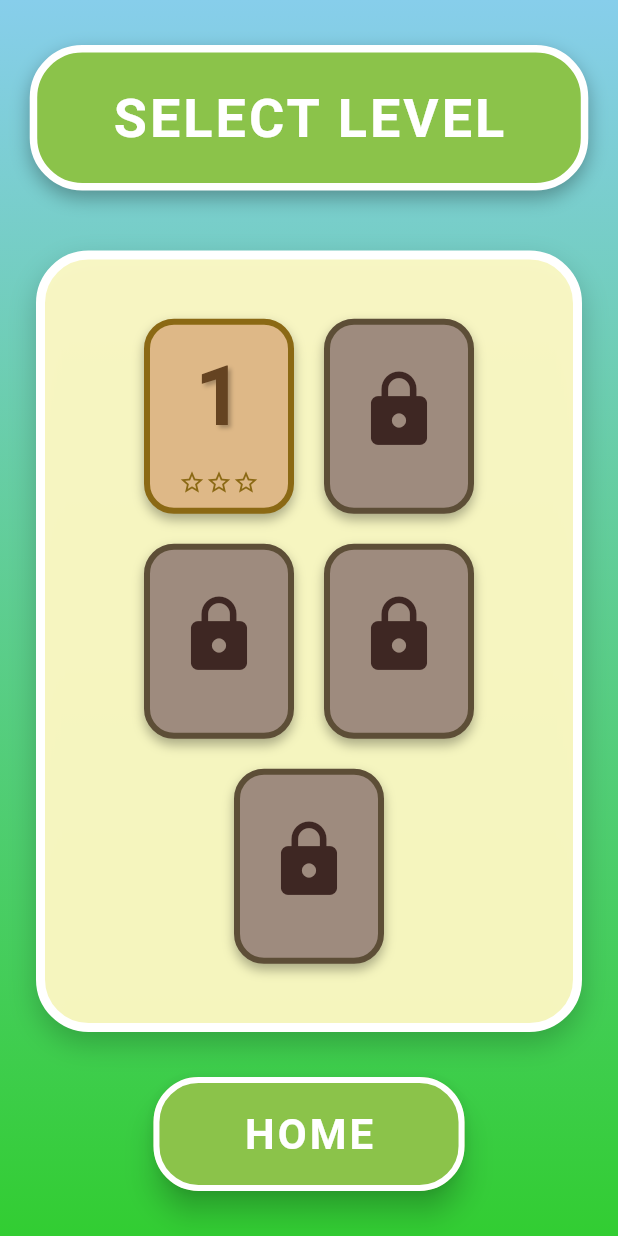
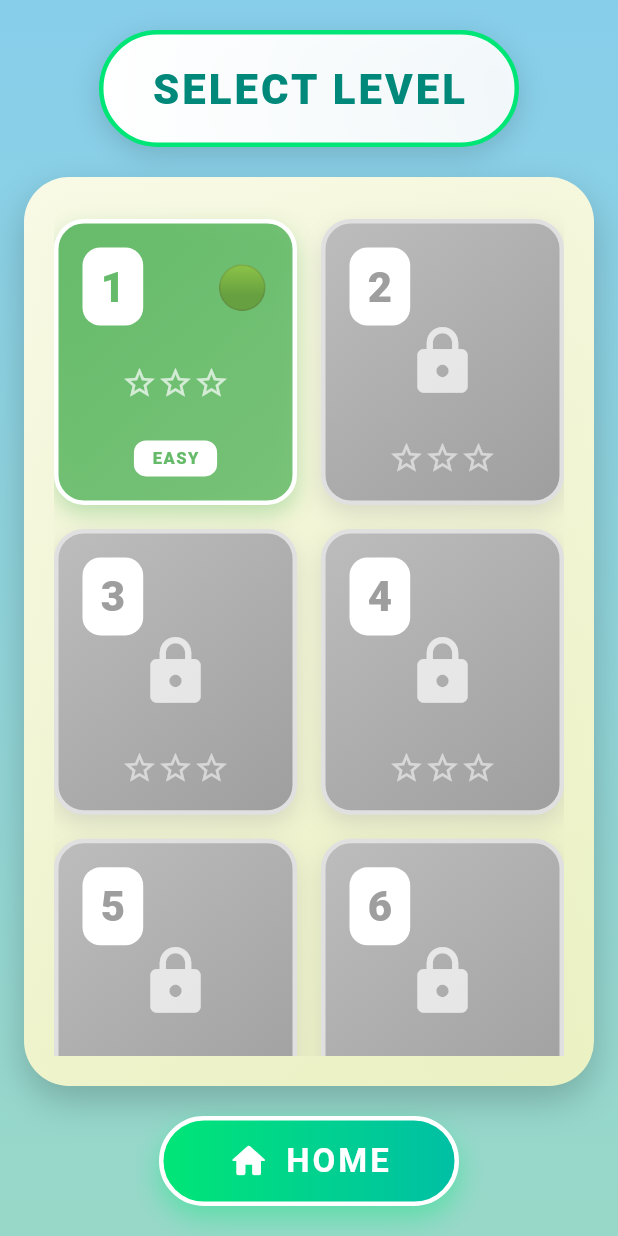
Before and after one commit to Joshh181/Whack-A-Mole-2, a Flutter app: the LevelSelectionScreen screen opened directly, on a phone screen of 412 x 824 dp. Run offline on Flutter 3.47's test engine with Material 3 defaults, Android fonts, the phone set to English and light mode, and no system bars; our stand-ins replace audioplayers, shared_preferences, supabase_flutter; accounts and stored records are empty.

Commit message:
refactor: expand levels from 5 to 10 and enhance level selection UI

```diff
--- a/lib/screens/level_selection_screen.dart
+++ b/lib/screens/level_selection_screen.dart
@@ -17,147 +17,132 @@ class LevelSelectionScreen extends StatelessWidget {
             end: Alignment.bottomCenter,
             colors: [
               Color(0xFF87CEEB),
-              Color(0xFF32CD32),
+              Color(0xFF98D8C8),
             ],
           ),
         ),
         child: SafeArea(
           child: Column(
             children: [
-              const SizedBox(height: 30),
-
-              // Title
-              Container(
-                padding: const EdgeInsets.symmetric(
-                  horizontal: 50,
-                  vertical: 18,
+              // ═══ HEADER ═══
+              Padding(
+                padding: const EdgeInsets.all(20.0),
+                child: Container(
+                  padding: const EdgeInsets.symmetric(horizontal: 32, vertical: 16),
+                  decoration: BoxDecoration(
+                    gradient: LinearGradient(
+                      colors: [Colors.white, Colors.white.withOpacity(0.9)],
                     ),
-                decoration: BoxDecoration(
-                  color: const Color(0xFF8BC34A),
-                  borderRadius: BorderRadius.circular(35),
-                  border: Border.all(color: Colors.white, width: 5),
+                    borderRadius: BorderRadius.circular(50),
                     boxShadow: [
                       BoxShadow(
-                      color: Colors.black.withOpacity(0.3),
-                      blurRadius: 10,
+                        color: Colors.black.withOpacity(0.15),
+                        blurRadius: 15,
                         offset: const Offset(0, 5),
                       ),
                     ],
+                    border: Border.all(color: const Color(0xFF00E676), width: 3),
                   ),
                   child: const Text(
                     'SELECT LEVEL',
                     style: TextStyle(
-                    fontSize: 36,
-                    fontWeight: FontWeight.bold,
-                    color: Colors.white,
+                      fontSize: 28,
+                      fontWeight: FontWeight.w900,
+                      color: Color(0xFF00897B),
                       letterSpacing: 2,
                     ),
                   ),
                 ),
+              ),
 
-              const SizedBox(height: 40),
-
-              // Main Panel with levels
+              // ═══ LEVELS GRID ═══
               Expanded(
                 child: Container(
-                  margin: const EdgeInsets.symmetric(horizontal: 24),
-                  padding: const EdgeInsets.all(30),
+                  margin: const EdgeInsets.symmetric(horizontal: 16),
+                  padding: const EdgeInsets.all(20),
                   decoration: BoxDecoration(
-                    color: const Color(0xFFFFF9C4).withOpacity(0.95),
-                    borderRadius: BorderRadius.circular(35),
-                    border: Border.all(color: Colors.white, width: 6),
+                    gradient: LinearGradient(
+                      begin: Alignment.topLeft,
+                      end: Alignment.bottomRight,
+                      colors: [
+                        const Color(0xFFFFFDE7).withOpacity(0.95),
+                        const Color(0xFFF0F4C3).withOpacity(0.95),
+                      ],
+                    ),
+                    borderRadius: BorderRadius.circular(30),
                     boxShadow: [
                       BoxShadow(
                         color: Colors.black.withOpacity(0.2),
-                        blurRadius: 15,
-                        offset: const Offset(0, 8),
+                        blurRadius: 20,
+                        offset: const Offset(0, 10),
                       ),
                     ],
                   ),
                   child: Consumer<LevelProvider>(
                     builder: (context, levelProvider, child) {
-                      return Column(
-                        mainAxisAlignment: MainAxisAlignment.center,
-                        children: [
-                          // First row - Levels 1-2
-                          Row(
-                            mainAxisAlignment: MainAxisAlignment.center,
-                            children: [
-                              _buildLevelButton(
-                                context,
-                                levelProvider.levels[0],
-                                levelProvider,
+                      return GridView.builder(
+                        padding: const EdgeInsets.symmetric(vertical: 8),
+                        gridDelegate: const SliverGridDelegateWithFixedCrossAxisCount(
+                          crossAxisCount: 2,
+                          crossAxisSpacing: 16,
+                          mainAxisSpacing: 16,
+                          childAspectRatio: 0.85,
                         ),
-                              const SizedBox(width: 20),
-                              _buildLevelButton(
-                                context,
-                                levelProvider.levels[1],
-                                levelProvider,
-                              ),
-                            ],
-                          ),
-
-                          const SizedBox(height: 20),
-
-                          // Second row - Levels 3-4
-                          Row(
-                            mainAxisAlignment: MainAxisAlignment.center,
-                            children: [
-                              _buildLevelButton(
-                                context,
-                                levelProvider.levels[2],
-                                levelProvider,
-                              ),
-                              const SizedBox(width: 20),
-                              _buildLevelButton(
-                                context,
-                                levelProvider.levels[3],
-                                levelProvider,
-                              ),
-                            ],
-                          ),
-
-                          const SizedBox(height: 20),
-
-                          // Third row - Level 5 centered
-                          _buildLevelButton(
-                            context,
-                            levelProvider.levels[4],
-                            levelProvider,
-                          ),
-                        ],
+                        itemCount: levelProvider.levels.length, // Now 10 levels
+                        itemBuilder: (context, index) {
+                          final level = levelProvider.levels[index];
+                          return _LevelCard(level: level);
+                        },
                       );
                     },
                   ),
                 ),
               ),
 
-              const SizedBox(height: 30),
-
-              // Home Button
-              Container(
-                margin: const EdgeInsets.only(bottom: 30),
+              // ═══ HOME BUTTON ═══
+              Padding(
+                padding: const EdgeInsets.all(20.0),
+                child: Container(
+                  width: 200,
+                  height: 60,
+                  decoration: BoxDecoration(
+                    borderRadius: BorderRadius.circular(50),
+                    gradient: const LinearGradient(
+                      colors: [Color(0xFF00E676), Color(0xFF00BFA5)],
+                    ),
+                    boxShadow: [
+                      BoxShadow(
+                        color: const Color(0xFF00E676).withOpacity(0.4),
+                        blurRadius: 15,
+                        offset: const Offset(0, 8),
+                      ),
+                    ],
+                    border: Border.all(color: Colors.white, width: 3),
+                  ),
                   child: ElevatedButton(
                     onPressed: () => Navigator.pop(context),
                     style: ElevatedButton.styleFrom(
-                    backgroundColor: const Color(0xFF8BC34A),
-                    padding: const EdgeInsets.symmetric(
-                      horizontal: 60,
-                      vertical: 18,
+                      backgroundColor: Colors.transparent,
+                      shadowColor: Colors.transparent,
+                      shape: RoundedRectangleBorder(
+                        borderRadius: BorderRadius.circular(50),
                       ),
-                    shape: RoundedRectangleBorder(
-                      borderRadius: BorderRadius.circular(30),
-                      side: const BorderSide(color: Colors.white, width: 4),
                     ),
-                    elevation: 8,
-                  ),
-                  child: const Text(
+                    child: const Row(
+                      mainAxisAlignment: MainAxisAlignment.center,
+                      children: [
+                        Icon(Icons.home_rounded, size: 28, color: Colors.white),
+                        SizedBox(width: 10),
+                        Text(
                           'HOME',
                           style: TextStyle(
-                      fontSize: 28,
+                            fontSize: 22,
                             fontWeight: FontWeight.bold,
                             color: Colors.white,
                             letterSpacing: 2,
+                          ),
+                        ),
+                      ],
                     ),
                   ),
                 ),
@@ -168,207 +153,186 @@ class LevelSelectionScreen extends StatelessWidget {
       ),
     );
   }
+}
 
-  Widget _buildLevelButton(BuildContext context, Level level, LevelProvider levelProvider) {
+// ═══════════════════════════════════════════════════════════════════════════
+// LEVEL CARD WIDGET
+// ═══════════════════════════════════════════════════════════════════════════
+
+class _LevelCard extends StatelessWidget {
+  final Level level;
+
+  const _LevelCard({required this.level});
+
+  Color _getLevelColor() {
+    // Levels 1-5: Green shades
+    if (level.levelNumber <= 5) {
+      return Colors.green.shade400;
+    }
+    // Levels 6-8: Orange shades
+    if (level.levelNumber <= 8) {
+      return Colors.orange.shade400;
+    }
+    // Levels 9-10: Red shades
+    return Colors.red.shade400;
+  }
+
+  String _getLevelBadge() {
+    if (level.levelNumber <= 5) return '🟢';  // Beginner
+    if (level.levelNumber <= 8) return '🟠';  // Intermediate
+    return '🔴';  // Expert
+  }
+
+  String _getDifficultyLabel() {
+    if (level.levelNumber <= 5) return 'EASY';
+    if (level.levelNumber <= 8) return 'MEDIUM';
+    return 'HARD';
+  }
+
+  @override
+  Widget build(BuildContext context) {
+    final isLocked = !level.isUnlocked;
+    final cardColor = _getLevelColor();
+
     return GestureDetector(
       onTap: () {
         if (level.isUnlocked) {
-          _showLevelDialog(context, level, levelProvider);
+          Navigator.push(
+            context,
+            MaterialPageRoute(
+              builder: (_) => GameScreen(level: level),
+            ),
+          );
+        } else {
+          ScaffoldMessenger.of(context).showSnackBar(
+            SnackBar(
+              content: Row(
+                children: [
+                  const Icon(Icons.lock, color: Colors.white),
+                  const SizedBox(width: 12),
+                  Text(
+                    'Complete Level ${level.levelNumber - 1} to unlock!',
+                    style: const TextStyle(fontSize: 16, fontWeight: FontWeight.bold),
+                  ),
+                ],
+              ),
+              backgroundColor: Colors.red.shade600,
+              behavior: SnackBarBehavior.floating,
+              shape: RoundedRectangleBorder(borderRadius: BorderRadius.circular(12)),
+              margin: const EdgeInsets.all(16),
+            ),
+          );
         }
       },
       child: Container(
-        width: 100,
-        height: 130,
         decoration: BoxDecoration(
-          color: level.isUnlocked
-              ? const Color(0xFFDEB887)
-              : const Color(0xFF9E8B7E),
+          gradient: LinearGradient(
+            begin: Alignment.topLeft,
+            end: Alignment.bottomRight,
+            colors: isLocked
+                ? [Colors.grey.shade400, Colors.grey.shade500]
+                : [cardColor, cardColor.withOpacity(0.8)],
+          ),
           borderRadius: BorderRadius.circular(20),
-          border: Border.all(
-            color: level.isUnlocked
-                ? const Color(0xFF8B6914)
-                : const Color(0xFF5D4E37),
-            width: 4,
-          ),
           boxShadow: [
             BoxShadow(
-              color: Colors.black.withOpacity(0.3),
-              blurRadius: 6,
-              offset: const Offset(0, 4),
+              color: isLocked
+                  ? Colors.grey.withOpacity(0.3)
+                  : cardColor.withOpacity(0.4),
+              blurRadius: 12,
+              offset: const Offset(0, 6),
+            ),
+          ],
+          border: Border.all(
+            color: isLocked ? Colors.grey.shade300 : Colors.white,
+            width: 3,
+          ),
+        ),
+        child: Stack(
+          children: [
+            // Level content
+            Padding(
+              padding: const EdgeInsets.all(16.0),
+              child: Column(
+                mainAxisAlignment: MainAxisAlignment.spaceBetween,
+                children: [
+                  // Level number + badge
+                  Row(
+                    mainAxisAlignment: MainAxisAlignment.spaceBetween,
+                    children: [
+                      Container(
+                        padding: const EdgeInsets.symmetric(horizontal: 12, vertical: 6),
+                        decoration: BoxDecoration(
+                          color: Colors.white,
+                          borderRadius: BorderRadius.circular(12),
+                        ),
+                        child: Text(
+                          '${level.levelNumber}',
+                          style: TextStyle(
+                            fontSize: 28,
+                            fontWeight: FontWeight.w900,
+                            color: isLocked ? Colors.grey : cardColor,
+                          ),
+                        ),
+                      ),
+                      if (!isLocked)
+                        Text(
+                          _getLevelBadge(),
+                          style: const TextStyle(fontSize: 28),
                         ),
                     ],
                   ),
-        child: Column(
-          mainAxisAlignment: MainAxisAlignment.center,
-          children: [
-            // Level number or lock icon
-            if (level.isUnlocked)
-              Text(
-                '${level.levelNumber}',
-                style: const TextStyle(
-                  fontSize: 56,
-                  fontWeight: FontWeight.bold,
-                  color: Color(0xFF654321),
-                  shadows: [
-                    Shadow(
-                      offset: Offset(2, 2),
-                      blurRadius: 3,
-                      color: Colors.black26,
-                    ),
-                  ],
-                ),
-              )
-            else
-              const Icon(
-                Icons.lock,
-                size: 56,
-                color: Color(0xFF3E2723),
-              ),
 
-            const SizedBox(height: 8),
+                  // Grid info removed
 
-            // Stars display
-            if (level.isUnlocked)
+                  // Stars
                   Row(
                     mainAxisAlignment: MainAxisAlignment.center,
                     children: List.generate(3, (index) {
                       return Icon(
                         index < level.stars ? Icons.star : Icons.star_border,
                         color: index < level.stars
-                        ? const Color(0xFF4CAF50)
-                        : const Color(0xFF8B6914),
-                    size: 18,
+                            ? Colors.amber
+                            : (isLocked ? Colors.white54 : Colors.white70),
+                        size: 24,
                       );
                     }),
+                  ),
+
+                  // Difficulty label
+                  if (!isLocked)
+                    Container(
+                      padding: const EdgeInsets.symmetric(horizontal: 12, vertical: 4),
+                      decoration: BoxDecoration(
+                        color: Colors.white,
+                        borderRadius: BorderRadius.circular(8),
+                      ),
+                      child: Text(
+                        _getDifficultyLabel(),
+                        style: TextStyle(
+                          fontSize: 11,
+                          fontWeight: FontWeight.w900,
+                          color: cardColor,
+                          letterSpacing: 1,
+                        ),
+                      ),
+                    ),
+                ],
+              ),
+            ),
+
+            // Lock icon
+            if (isLocked)
+              const Center(
+                child: Icon(
+                  Icons.lock,
+                  size: 50,
+                  color: Colors.white70,
+                ),
               ),
           ],
         ),
       ),
     );
   }
-
-  void _showLevelDialog(BuildContext context, Level level, LevelProvider levelProvider) {
-    showDialog(
-      context: context,
-      builder: (BuildContext dialogContext) {
-        return Dialog(
-          shape: RoundedRectangleBorder(
-            borderRadius: BorderRadius.circular(30),
-          ),
-          child: Container(
-            padding: const EdgeInsets.all(30),
-            decoration: BoxDecoration(
-              color: const Color(0xFFFFF9C4),
-              borderRadius: BorderRadius.circular(30),
-              border: Border.all(color: const Color(0xFF8BC34A), width: 5),
-            ),
-            child: Column(
-              mainAxisSize: MainAxisSize.min,
-              children: [
-                // Level number
-                Text(
-                  'LEVEL ${level.levelNumber}',
-                  style: const TextStyle(
-                    fontSize: 36,
-                    fontWeight: FontWeight.bold,
-                    color: Color(0xFF654321),
-                  ),
-                ),
-
-                const SizedBox(height: 20),
-
-                // Star requirements
-                Container(
-                  padding: const EdgeInsets.all(15),
-                  decoration: BoxDecoration(
-                    color: Colors.white.withOpacity(0.7),
-                    borderRadius: BorderRadius.circular(15),
-                  ),
-                  child: const Column(
-                    children: [
-                      Text(
-                        'Star Requirements:',
-                        style: TextStyle(
-                          fontSize: 16,
-                          fontWeight: FontWeight.bold,
-                        ),
-                      ),
-                      SizedBox(height: 8),
-                      Text('⭐ 50 points', style: TextStyle(fontSize: 14)),
-                      Text('⭐⭐ 70 points', style: TextStyle(fontSize: 14)),
-                      Text('⭐⭐⭐ 100 points', style: TextStyle(fontSize: 14)),
-                    ],
-                  ),
-                ),
-
-                const SizedBox(height: 20),
-
-                // High score
-                if (level.highScore > 0)
-                  Text(
-                    'Best: ${level.highScore} points',
-                    style: const TextStyle(
-                      fontSize: 18,
-                      fontWeight: FontWeight.bold,
-                      color: Colors.green,
-                    ),
-                  ),
-
-                const SizedBox(height: 25),
-
-                // Play button
-                ElevatedButton(
-                  onPressed: () {
-                    Navigator.pop(dialogContext);
-                    levelProvider.setCurrentLevel(level.levelNumber);
-                    Navigator.push(
-                      context,
-                      MaterialPageRoute(
-                        builder: (_) => GameScreen(level: level),
-                      ),
-                    );
-                  },
-                  style: ElevatedButton.styleFrom(
-                    backgroundColor: const Color(0xFF8BC34A),
-                    padding: const EdgeInsets.symmetric(
-                      horizontal: 50,
-                      vertical: 18,
-                    ),
-                    shape: RoundedRectangleBorder(
-                      borderRadius: BorderRadius.circular(25),
-                      side: const BorderSide(color: Colors.white, width: 3),
-                    ),
-                    elevation: 8,
-                  ),
-                  child: const Text(
-                    'PLAY',
-                    style: TextStyle(
-                      fontSize: 28,
-                      fontWeight: FontWeight.bold,
-                      color: Colors.white,
-                      letterSpacing: 2,
-                    ),
-                  ),
-                ),
-
-                const SizedBox(height: 15),
-
-                // Cancel button
-                TextButton(
-                  onPressed: () => Navigator.pop(dialogContext),
-                  child: const Text(
-                    'Cancel',
-                    style: TextStyle(
-                      fontSize: 16,
-                      color: Colors.grey,
-                    ),
-                  ),
-                ),
-              ],
-            ),
-          ),
-        );
-      },
-    );
 }
-}
```
Also changed, not shown: lib/models/level.dart (+76 -19 lines), lib/providers/level_provider.dart (+15 -2 lines), lib/screens/game_screen.dart (+13 -20 lines). Lines whose indentation alone changed are shown as unchanged.
